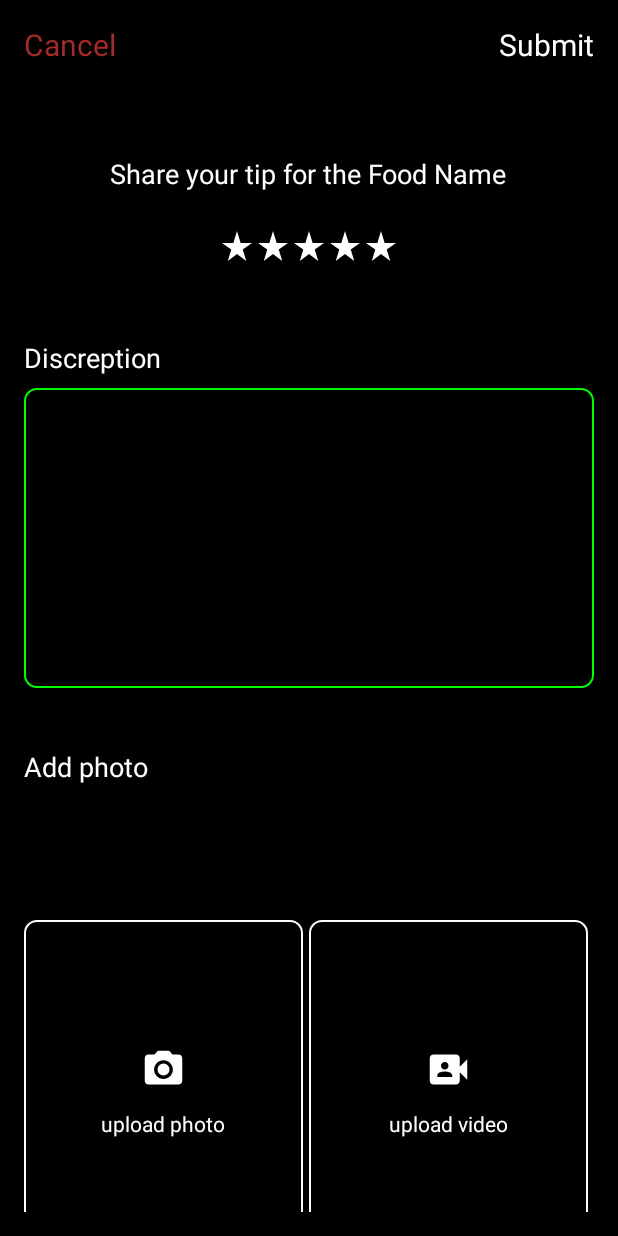
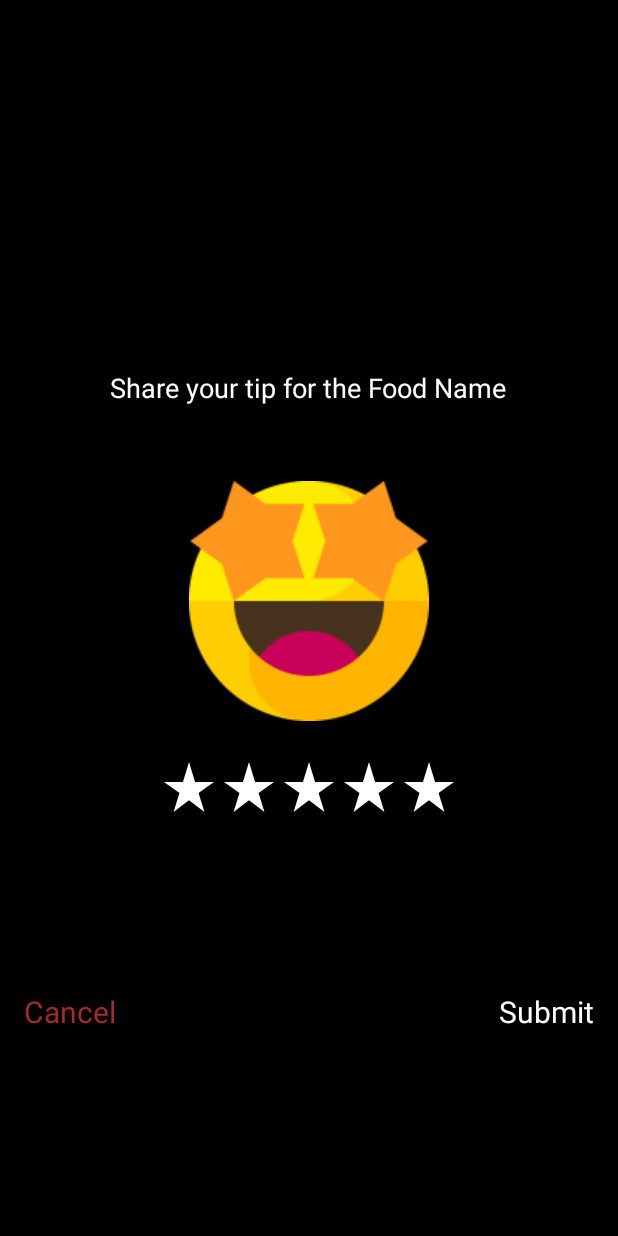
Before and after one commit to sujikaran07/Annaporana_final, an Android app: the layout page_review.xml on its own in the app's theme, with its tools: preview values and no code run, on a phone screen of 412 x 824 dp. Run offline under Robolectric (Android 15) with nearby library versions, the phone set to English and light mode, and no system bars.

Commit message:
IM/2021/119

```diff
--- a/app/src/main/res/layout/fragment_home.xml
+++ b/app/src/main/res/layout/fragment_home.xml
@@ -16,7 +16,7 @@
             android:id="@+id/greetingText"
             android:layout_width="wrap_content"
             android:layout_height="wrap_content"
-            android:text="Hello Ram!"
+            android:text="Hello Buddy !"
             android:textSize="24sp"
             android:layout_gravity="center"
             android:textColor="#FFFFFF"
--- a/app/src/main/res/layout/page_review.xml
+++ b/app/src/main/res/layout/page_review.xml
@@ -9,10 +9,67 @@
     android:padding="16dp"
     tools:context=".Page_Review">
 
+
+
+    <!-- Tip for food name -->
+    <TextView
+        android:id="@+id/tip_Text"
+        android:layout_width="wrap_content"
+        android:layout_height="wrap_content"
+        android:text="Share your tip for the Food Name"
+        android:textColor="#FFFFFF"
+        android:textSize="18sp"
+        android:layout_gravity="center"
+        android:layout_marginTop="230dp" />
+
+    <!-- Image placed between text and rating stars -->
+    <ImageView
+        android:id="@+id/image_placeholder"
+        android:layout_width="wrap_content"
+        android:layout_height="wrap_content"
+        android:layout_gravity="center"
+        android:layout_marginTop="50dp"
+        android:src="@drawable/review"
+        />
+
+    <!-- Star rating -->
+    <LinearLayout
+        android:layout_width="match_parent"
+        android:layout_height="wrap_content"
+        android:orientation="horizontal"
+        android:gravity="center"
+        android:layout_marginTop="24dp">
+
+        <ImageView
+            android:layout_width="40dp"
+            android:layout_height="40dp"
+            android:src="@drawable/ic_star_rate"
+            app:tint="@color/white" />
+        <ImageView
+            android:layout_width="40dp"
+            android:layout_height="40dp"
+            android:src="@drawable/ic_star_rate"
+            app:tint="@color/white" />
+        <ImageView
+            android:layout_width="40dp"
+            android:layout_height="40dp"
+            android:src="@drawable/ic_star_rate"
+            app:tint="@color/white" />
+        <ImageView
+            android:layout_width="40dp"
+            android:layout_height="40dp"
+            android:src="@drawable/ic_star_rate"
+            app:tint="@color/white" />
+        <ImageView
+            android:layout_width="40dp"
+            android:layout_height="40dp"
+            android:src="@drawable/ic_star_rate"
+            app:tint="@color/white" />
+    </LinearLayout>
     <!-- Cancel and Submit buttons -->
     <LinearLayout
         android:layout_width="match_parent"
-        android:layout_height="wrap_content"
+        android:layout_height="200dp"
         android:orientation="horizontal"
         android:gravity="center"
         android:weightSum="2">
@@ -25,6 +82,7 @@
             android:gravity="start"
             android:text="Cancel"
             android:textColor="#A52A2A"
+            android:layout_marginTop="30dp"
             android:textSize="20sp" />
 
         <TextView
@@ -35,144 +93,10 @@
             android:gravity="end"
             android:text="Submit"
             android:textColor="#FFFFFF"
+            android:layout_marginTop="30dp"
             android:textSize="20sp" />
     </LinearLayout>
 
-    <!-- Tip for food name -->
-    <TextView
-        android:id="@+id/tip_Text"
-        android:layout_width="wrap_content"
-        android:layout_height="wrap_content"
-        android:text="Share your tip for the Food Name"
-        android:textColor="#FFFFFF"
-        android:textSize="18sp"
-        android:layout_gravity="center"
-        android:layout_marginTop="60dp" />
-
-    <!-- Star rating -->
-    <LinearLayout
-        android:layout_width="match_parent"
-        android:layout_height="wrap_content"
-        android:orientation="horizontal"
-        android:gravity="center"
-        android:layout_marginTop="24dp">
-
-        <ImageView
-            android:layout_width="wrap_content"
-            android:layout_height="wrap_content"
-            android:src="@drawable/ic_star_rate"
-            app:tint="@color/white" />
-        <ImageView
-            android:layout_width="wrap_content"
-            android:layout_height="wrap_content"
-            android:src="@drawable/ic_star_rate"
-            app:tint="@color/white" />
-        <ImageView
-            android:layout_width="wrap_content"
-            android:layout_height="wrap_content"
-            android:src="@drawable/ic_star_rate"
-            app:tint="@color/white" />
-        <ImageView
-            android:layout_width="wrap_content"
-            android:layout_height="wrap_content"
-            android:src="@drawable/ic_star_rate"
-            app:tint="@color/white" />
-        <ImageView
-            android:layout_width="wrap_content"
-            android:layout_height="wrap_content"
-            android:src="@drawable/ic_star_rate"
-            app:tint="#FFFFFF" />
-    </LinearLayout>
-
-    <!-- Discretion text input -->
-    <TextView
-        android:layout_width="wrap_content"
-        android:layout_height="wrap_content"
-        android:text="Discreption"
-        android:textSize="18dp"
-        android:textColor="#FFFFFF"
-        android:layout_marginTop="50dp"/>
-
-    <EditText
-        android:id="@+id/discretion"
-        android:layout_width="match_parent"
-        android:layout_height="200dp"
-        android:background="@drawable/edit_text_background"
-        android:textColor="#FFFFFF"
-        android:layout_marginTop="8dp"
-        android:padding="8dp"/>
-
-    <TextView
-        android:layout_width="wrap_content"
-        android:layout_height="wrap_content"
-        android:layout_marginTop="40dp"
-        android:gravity="top"
-        android:text="Add photo"
-        android:textColor="#FFFFFF"
-        android:textSize="18dp" />
 
 
-
-    <LinearLayout
-        android:layout_width="380dp"
-        android:layout_height="300dp"
-        android:orientation="horizontal"
-        android:layout_marginTop="50dp"
-        android:weightSum="2"
-        android:gravity="center">
-
-
-        <!-- Upload Photo Button -->
-
-
-        <LinearLayout
-            android:layout_width="30dp"
-            android:layout_height="230dp"
-            android:layout_weight="1"
-            android:orientation="vertical"
-            android:gravity="center"
-            android:background="@drawable/edit_text_background"
-            android:layout_marginTop="5dp"
-            android:layout_marginEnd="4dp">
-
-            <ImageView
-                android:layout_width="30dp"
-                android:layout_height="30dp"
-                android:src="@drawable/baseline_photo_camera_24"
-                app:tint="#FFFFFF" />
-
-            <TextView
-                android:layout_width="wrap_content"
-                android:layout_height="wrap_content"
-                android:layout_marginTop="11dp"
-                android:text="upload photo"
-                android:textColor="#FFFFFF"/>
-        </LinearLayout>
-
-        <!-- Upload Video Button -->
-        <LinearLayout
-            android:layout_width="30dp"
-            android:layout_height="230dp"
-            android:layout_weight="1"
-            android:orientation="vertical"
-            android:gravity="center"
-
-            android:background="@drawable/edit_text_background"
-            android:layout_marginTop="5dp"
-            android:layout_marginEnd="4dp">
-
-            <ImageView
-                android:layout_width="30dp"
-                android:layout_height="30dp"
-                android:src="@drawable/baseline_video_camera_front_24"
-                app:tint="#FFFFFF" />
-
-            <TextView
-                android:layout_width="wrap_content"
-                android:layout_height="wrap_content"
-                android:layout_marginTop="11dp"
-                android:text="upload video"
-                android:textColor="#FFFFFF"/>
-        </LinearLayout>
-    </LinearLayout>
 </LinearLayout>
```
Also changed, not shown: app/src/main/res/drawable/review.png (added).
